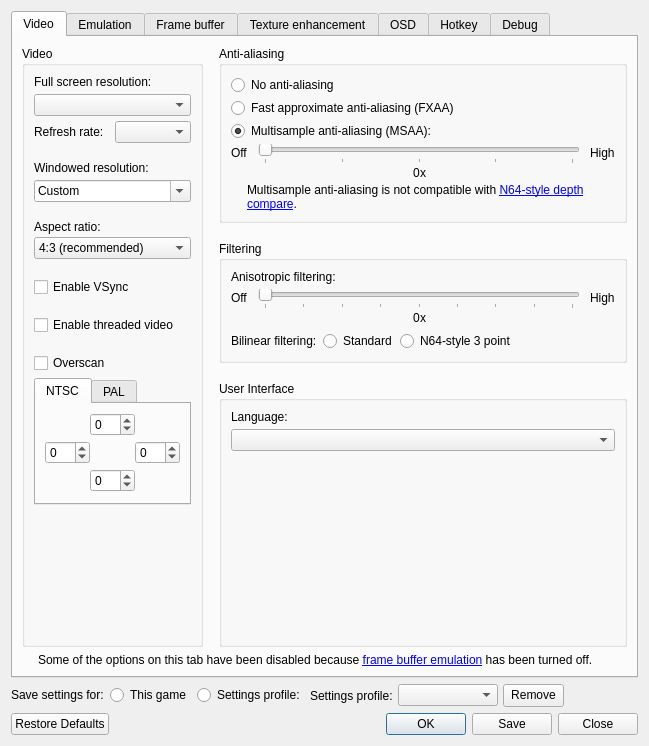
First picture: the form in src/GLideNUI/configDialog.ui, repository gonetz/GLideN64, before the edit.
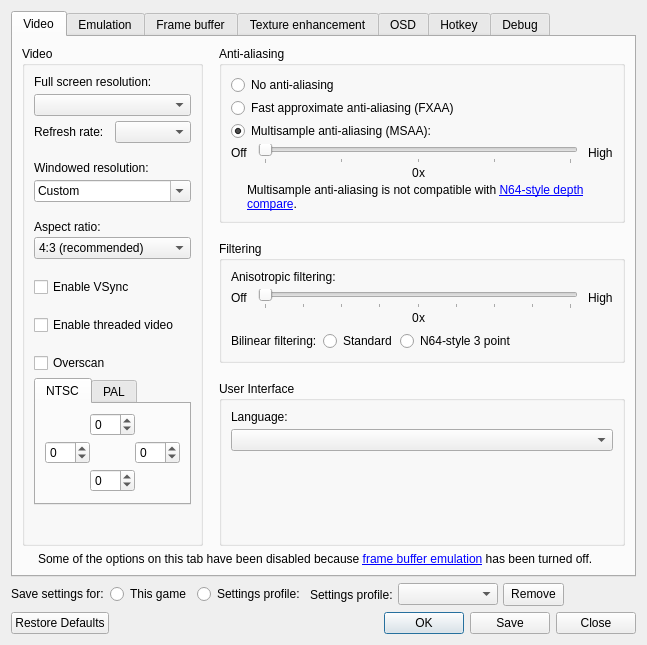
Second picture: the form after the edit. Icons and pictures are not drawn.

Commit message: GLideNUI: allow resizing

What changed in the file:
```diff
--- a/src/GLideNUI/configDialog.ui
+++ b/src/GLideNUI/configDialog.ui
@@ -9,8 +9,8 @@
    <rect>
     <x>0</x>
     <y>0</y>
-    <width>747</width>
-    <height>715</height>
+    <width>597</width>
+    <height>612</height>
    </rect>
   </property>
   <property name="windowTitle">
@@ -25,7 +25,7 @@
   </property>
   <layout class="QVBoxLayout" name="verticalLayout_3">
    <property name="sizeConstraint">
-    <enum>QLayout::SetFixedSize</enum>
+    <enum>QLayout::SetDefaultConstraint</enum>
    </property>
    <item>
     <widget class="QTabWidget" name="tabWidget">
```
Left out of the diff: 5 changed lines with no effect on the pictures.
